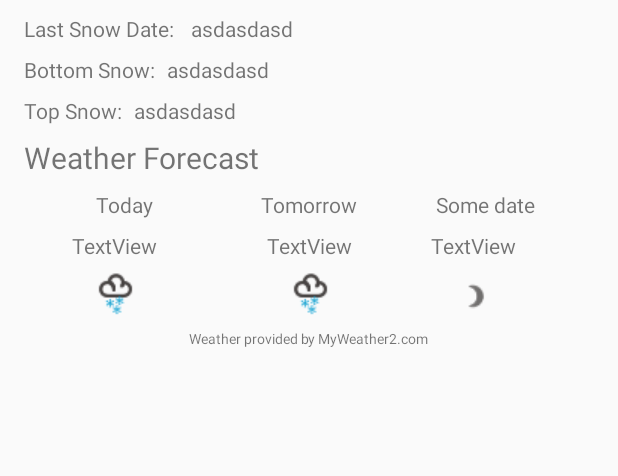
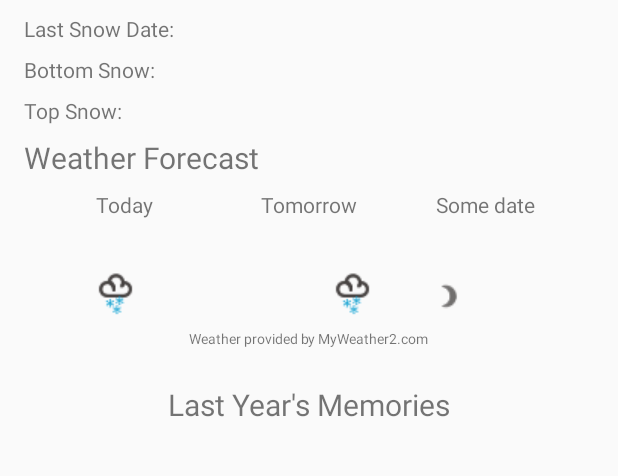
Before and after one commit to hananfucs/snowcountdown, an Android app: the first screen one second after launch (MainActivity), on a phone screen of 412 x 824 dp, the part 589-1065 px from its top. Run offline under Robolectric (Android 15) with nearby library versions, the phone set to English and light mode, and no system bars; our stand-ins replace Volley; network calls fail.

Commit message:
final touches + some links

```diff
--- a/src/main/java/com/hananfucs/snowcountdown/MainActivity.java
+++ b/src/main/java/com/hananfucs/snowcountdown/MainActivity.java
@@ -1,24 +1,19 @@
 package com.hananfucs.snowcountdown;
 
 import android.content.Intent;
-import android.graphics.Bitmap;
-import android.graphics.BitmapFactory;
-import android.graphics.drawable.BitmapDrawable;
 import android.graphics.drawable.Drawable;
 import android.net.Uri;
-import android.os.AsyncTask;
 import android.os.Handler;
 import android.os.Message;
 import android.support.v7.app.AppCompatActivity;
 import android.os.Bundle;
-import android.util.Log;
 import android.view.View;
-import android.view.animation.AccelerateInterpolator;
 import android.view.animation.AlphaAnimation;
 import android.view.animation.Animation;
 import android.view.animation.AnimationSet;
 import android.view.animation.AnimationUtils;
 import android.view.animation.DecelerateInterpolator;
+import android.webkit.WebView;
 import android.widget.ImageView;
 import android.widget.LinearLayout;
 import android.widget.TextView;
@@ -33,6 +28,7 @@ public class MainActivity extends AppCompatActivity implements NetworkActions.Ne
     private ImageView mImageView;
     private LinearLayout mImageDescription;
     private TextView mCountDownTextView;
+    NetworkActions networkActions;
     private Handler countdownHandler = new Handler() {
         @Override
         public void handleMessage(Message msg) {
@@ -46,35 +42,35 @@ public class MainActivity extends AppCompatActivity implements NetworkActions.Ne
         super.onCreate(savedInstanceState);
         setContentView(R.layout.activity_main);
         initUi();
-        NetworkActions networkActions = new NetworkActions(this);
+        networkActions = new NetworkActions(this);
         networkActions.getImage(this);
         networkActions.getWeather(this);
     }
 
     private void initUi() {
         mImageView = (ImageView) findViewById(R.id.imageView);
+        mImageView.setOnClickListener(setOpenUrlCLickListener("https://webtv.feratel.com/webtv/?cam=5635&design=v3&c0=0&c2=0&lg=en&pg=7A0FBF2F-DA9D-45FA-B6D9-FAE2DD0BD516&s=0"));
         mImageDescription = (LinearLayout)findViewById(R.id.imageDescriptionLayout);
-        mImageDescription.setOnClickListener(new View.OnClickListener() {
+        mImageDescription.setOnClickListener(setOpenUrlCLickListener("https://www.facebook.com/mayrhofen.hippach.zillertal/"));
+        TextView weatherLink = (TextView) findViewById(R.id.weatherLink);
+        weatherLink.setOnClickListener(setOpenUrlCLickListener("http://www.myweather2.com"));
+        ImageView logo = (ImageView)findViewById(R.id.logo);
+        logo.setOnClickListener(setOpenUrlCLickListener("http://www.snow-forecast.com/resorts/Mayrhofen/6day/mid"));
+        TextView lastYear = (TextView) findViewById(R.id.lastYear);
+        lastYear.setOnClickListener(setOpenUrlCLickListener("https://vimeo.com/156498850"));
+        mCountDownTextView = (TextView) findViewById(R.id.countdownText);
+        startCountdownThread();
+    }
+
+    private View.OnClickListener setOpenUrlCLickListener(final String url) {
+        return new View.OnClickListener() {
             @Override
             public void onClick(View v) {
-                String url = "https://www.facebook.com/mayrhofen.hippach.zillertal/";
                 Intent i = new Intent(Intent.ACTION_VIEW);
                 i.setData(Uri.parse(url));
                 startActivity(i);
             }
-        });
-        TextView weatherLink = (TextView) findViewById(R.id.weatherLink);
-        weatherLink.setOnClickListener(new View.OnClickListener() {
-            @Override
-            public void onClick(View v) {
-                String url = "http://www.myweather2.com";
-                Intent i = new Intent(Intent.ACTION_VIEW);
-                i.setData(Uri.parse(url));
-                startActivity(i);
-            }
-        });
-        mCountDownTextView = (TextView) findViewById(R.id.countdownText);
-        startCountdownThread();
+        };
     }
 
     private void startCountdownThread() {
--- a/src/main/res/layout/activity_main.xml
+++ b/src/main/res/layout/activity_main.xml
@@ -66,7 +66,6 @@
         app:layout_constraintLeft_toLeftOf="parent" />
 
     <TextView
-        android:text="asdasdasd"
         android:layout_width="wrap_content"
         android:layout_height="wrap_content"
         android:id="@+id/lastSnowFallDate"
@@ -85,7 +84,6 @@
         app:layout_constraintTop_toBottomOf="@+id/lastSnowFall" />
 
     <TextView
-        android:text="asdasdasd"
         android:layout_width="wrap_content"
         android:layout_height="wrap_content"
         android:id="@+id/bottomSnowAmount"
@@ -104,7 +102,6 @@
         app:layout_constraintLeft_toLeftOf="parent" />
 
     <TextView
-        android:text="asdasdasd"
         android:layout_width="wrap_content"
         android:layout_height="wrap_content"
         android:id="@+id/topSnowAmount"
@@ -177,7 +174,6 @@
         app:layout_constraintHorizontal_bias="0.66" />
 
     <TextView
-        android:text="TextView"
         android:layout_width="wrap_content"
         android:layout_height="wrap_content"
         android:id="@+id/tempToday"
@@ -189,7 +185,6 @@
         android:layout_marginTop="8dp" />
 
     <TextView
-        android:text="TextView"
         android:layout_width="wrap_content"
         android:layout_height="wrap_content"
         android:id="@+id/tempTomorrow"
@@ -202,7 +197,6 @@
         app:layout_constraintBottom_toBottomOf="@+id/tempToday" />
 
     <TextView
-        android:text="TextView"
         android:layout_width="wrap_content"
         android:layout_height="wrap_content"
         android:id="@+id/tempAfter"
@@ -285,5 +279,20 @@
             app:layout_constraintLeft_toLeftOf="parent"
             app:layout_constraintRight_toRightOf="parent" />
 
+    <TextView
+        android:textSize="20sp"
+        android:text="Last Year's Memories"
+        android:layout_width="wrap_content"
+        android:layout_height="wrap_content"
+        android:id="@+id/lastYear"
+        app:layout_constraintTop_toBottomOf="@+id/weatherLink"
+        android:layout_marginStart="16dp"
+        app:layout_constraintLeft_toLeftOf="parent"
+        android:layout_marginLeft="16dp"
+        android:layout_marginEnd="16dp"
+        app:layout_constraintRight_toRightOf="parent"
+        android:layout_marginRight="16dp"
+        android:layout_marginTop="24dp" />
+
 </android.support.constraint.ConstraintLayout>
 </ScrollView>
```
